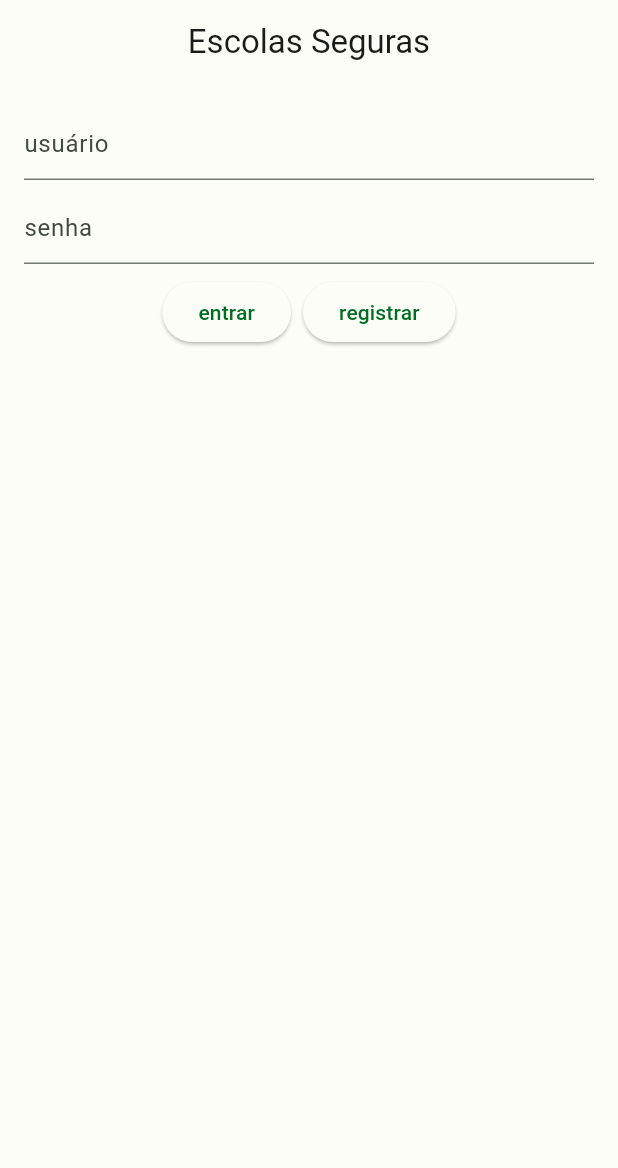
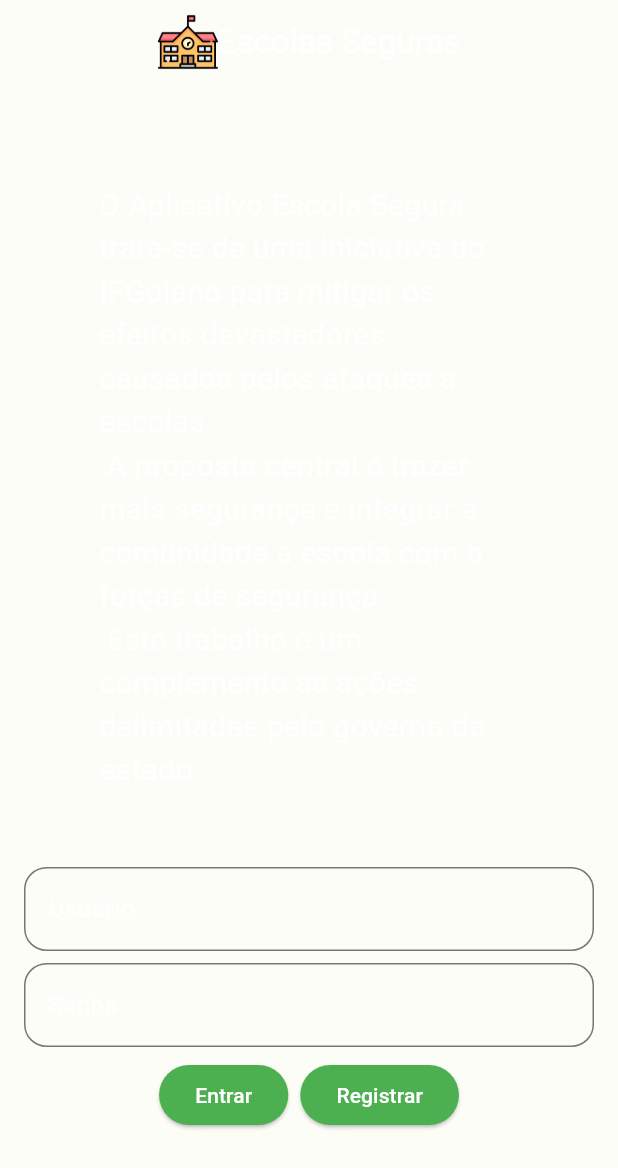
Before and after one commit to breno23augusto/safe_schools_app, a Flutter app: the screen it shows after launch, on a phone screen of 412 x 824 dp. Shown: the top 1168 px of the screen. Run offline on Flutter 3.47's test engine with Material 2 defaults, Android fonts, the phone set to English and light mode, and no system bars; our stand-ins replace flutter_secure_storage; accounts and stored records are empty.

Commit message:
primeiro commit

```diff
--- a/lib/main.dart
+++ b/lib/main.dart
@@ -7,6 +7,7 @@ import 'package:safe_schools/src/home/home_page.dart';
 import 'package:safe_schools/src/shared/themes/color_schemes.g.dart';
 
 void main() {
+  // ignore: prefer_const_constructors
   runApp(MyApp());
 }
 
--- a/lib/src/auth/login_page.dart
+++ b/lib/src/auth/login_page.dart
@@ -1,8 +1,9 @@
 import 'package:flutter/material.dart';
 import 'package:provider/provider.dart';
 import 'package:safe_schools/src/auth/auth_service.dart';
-import 'package:safe_schools/src/shared/components/app_drawer.dart';
-import 'package:safe_schools/src/shared/components/app_scaffold.dart';
+
+//import 'package:safe_schools/src/shared/components/app_drawer.dart';
+//import 'package:safe_schools/src/shared/components/app_scaffold.dart';
 
 class LoginPage extends StatefulWidget {
   const LoginPage({super.key});
@@ -41,15 +42,30 @@ class _LoginPageState extends State<LoginPage> {
 
     return Scaffold(
       appBar: AppBar(
-        title: const Text('Escolas Seguras'),
+        title: Row(
+          mainAxisAlignment: MainAxisAlignment.center,
+          children: <Widget>[
+            Image.asset(
+              'lib/src/assets/images/escola.png',
+              fit: BoxFit.cover,
+              height: 40,
             ),
-      body: Center(
+            const Text(
+              'Escolas Seguras',
+              style: TextStyle(color: Colors.white),
+            ),
+          ],
+        ),
+      ),
+      body: SingleChildScrollView(
+        child: Center(
           child: Padding(
             padding: const EdgeInsets.all(16.0),
             child: FormItems(
               userName: userName,
               password: password,
               authService: authService,
+            ),
           ),
         ),
       ),
@@ -71,17 +87,52 @@ class FormItems extends StatelessWidget {
 
   @override
   Widget build(BuildContext context) {
-    return Column(children: [
+    return Column(
+        mainAxisAlignment: MainAxisAlignment.center,
+        children: <Widget>[
+          Container(
+            padding: const EdgeInsets.all(50.0),
+            child: const Align(
+              alignment: Alignment.topLeft,
+              child: Text(
+                "O Aplicativo Escola Segura trata-se de uma iniciativa do IFGoiano para mitigar os efeitos devastadores causados pelos ataques a escolas. \n A proposta central é trazer mais segurança e integrar a comunidade a escola com a forças de segurança. \n Este trabalho é um complemento as ações delimitadas pelo governo do estado.",
+                style: TextStyle(color: Colors.white, fontSize: 20),
+              ),
+            ),
+          ),
           TextFormField(
             controller: userName,
-        decoration: const InputDecoration(hintText: 'usuário'),
+            decoration: InputDecoration(
+              border: OutlineInputBorder(
+                borderRadius: BorderRadius.circular(15),
+                borderSide: const BorderSide(
+                  width: 0.5,
+                  style: BorderStyle.none,
+                ),
+              ),
+              hintText: 'Usuário',
+              hintStyle: const TextStyle(color: Colors.white),
+            ),
+            style: const TextStyle(color: Colors.white),
           ),
           const SizedBox(
             height: 8.0,
           ),
           TextFormField(
             controller: password,
-        decoration: const InputDecoration(hintText: 'senha'),
+            decoration: InputDecoration(
+              border: OutlineInputBorder(
+                borderRadius: BorderRadius.circular(15),
+                borderSide: const BorderSide(
+                  width: 0.5,
+                  style: BorderStyle.none,
+                  color: Colors.white,
+                ),
+              ),
+              hintText: 'Senha',
+              hintStyle: const TextStyle(color: Colors.white),
+            ),
+            style: const TextStyle(color: Colors.white),
             obscureText: true,
           ),
           const SizedBox(
@@ -92,14 +143,22 @@ class FormItems extends StatelessWidget {
             children: [
               ElevatedButton(
                 onPressed: () {
-              authService.login(userName.text, password.text).then((value) {
+                  authService.login(userName.text, password.text).then(
+                    (value) {
                       if (value == true) {
                         Navigator.pop(context);
                         Navigator.pushNamed(context, '/home');
                       }
-              });
                     },
-            child: const Text('entrar'),
+                  );
+                },
+                style: ElevatedButton.styleFrom(
+                  backgroundColor: Colors.green,
+                ),
+                child: const Text(
+                  'Entrar',
+                  style: TextStyle(color: Colors.white),
+                ),
               ),
               const SizedBox(
                 width: 8.0,
@@ -109,7 +168,13 @@ class FormItems extends StatelessWidget {
                   Navigator.pop(context);
                   Navigator.pushNamed(context, '/auth/registration');
                 },
-            child: const Text('registrar'),
+                style: ElevatedButton.styleFrom(
+                  backgroundColor: Colors.green,
+                ),
+                child: const Text(
+                  'Registrar',
+                  style: TextStyle(color: Colors.white),
+                ),
               ),
             ],
           )
--- a/pubspec.yaml
+++ b/pubspec.yaml
@@ -57,7 +57,9 @@ dev_dependencies:
 
 # The following section is specific to Flutter packages.
 flutter:
-
+  assets:
+  #lib/src/assets/images/escola.png
+    - lib/src/assets/images/
   # The following line ensures that the Material Icons font is
   # included with your application, so that you can use the icons in
   # the material Icons class.
```
Also changed, not shown: lib/src/assets/images/escola.png (added), pubspec.lock, 1 other file. Lines whose indentation alone changed are shown as unchanged.
